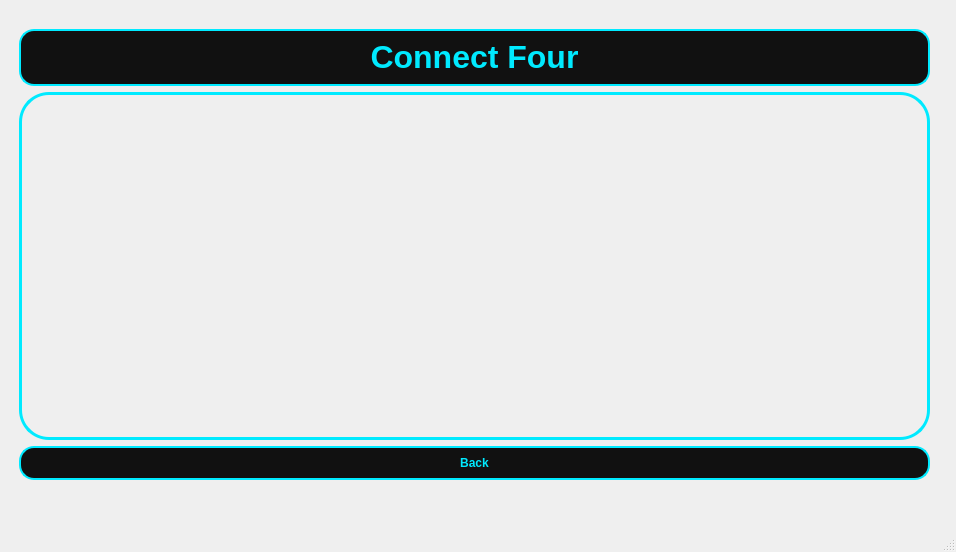
AMiR-Mofateh/PlotaGame, file mainwindow.ui: the form before one commit.
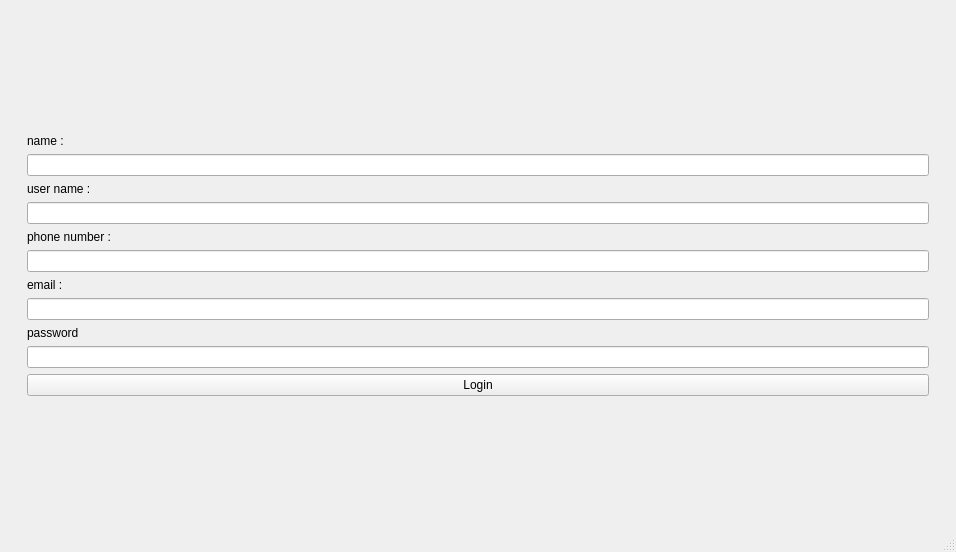
The form after the commit. The open tabs and pages were chosen to show the change.

Commit message: Add SignUp and Forgot Password pages and integrate with stacked navigation

```diff
--- a/mainwindow.ui
+++ b/mainwindow.ui
@@ -18,7 +18,7 @@
     <item row="0" column="0">
      <widget class="QStackedWidget" name="stackedWidget">
       <property name="currentIndex">
-       <number>3</number>
+       <number>1</number>
       </property>
       <widget class="QWidget" name="pageLogin">
        <widget class="QWidget" name="formContainer&#10;" native="true">
@@ -220,6 +220,69 @@
         </layout>
        </widget>
       </widget>
+      <widget class="QWidget" name="pageForget">
+       <layout class="QGridLayout" name="gridLayout_8">
+        <item row="0" column="0">
+         <widget class="QWidget" name="widget_3" native="true">
+          <layout class="QVBoxLayout" name="verticalLayout_6">
+           <item>
+            <spacer name="verticalSpacer_11">
+             <property name="orientation">
+              <enum>Qt::Orientation::Vertical</enum>
+             </property>
+             <property name="sizeHint" stdset="0">
+              <size>
+               <width>20</width>
+               <height>40</height>
+              </size>
+             </property>
+            </spacer>
+           </item>
+           <item>
+            <widget class="QLabel" name="label_13">
+             <property name="text">
+              <string>Enter your phone number :</string>
+             </property>
+            </widget>
+           </item>
+           <item>
+            <widget class="QLineEdit" name="lineEdit_6"/>
+           </item>
+           <item>
+            <widget class="QLabel" name="label_14">
+             <property name="text">
+              <string>Enter new password :</string>
+             </property>
+            </widget>
+           </item>
+           <item>
+            <widget class="QLineEdit" name="lineEdit_7"/>
+           </item>
+           <item>
+            <widget class="QPushButton" name="btnLoginAfterForget">
+             <property name="text">
+              <string>Login</string>
+             </property>
+            </widget>
+           </item>
+           <item>
+            <spacer name="verticalSpacer_12">
+             <property name="orientation">
+              <enum>Qt::Orientation::Vertical</enum>
+             </property>
+             <property name="sizeHint" stdset="0">
+              <size>
+               <width>20</width>
+               <height>40</height>
+              </size>
+             </property>
+            </spacer>
+           </item>
+          </layout>
+         </widget>
+        </item>
+       </layout>
+      </widget>
       <widget class="QWidget" name="pageMainMenu">
        <layout class="QVBoxLayout" name="verticalLayout_4">
         <item>
@@ -593,6 +656,108 @@
         </layout>
        </widget>
       </widget>
+      <widget class="QWidget" name="pageSignup">
+       <layout class="QGridLayout" name="gridLayout_7">
+        <item row="2" column="0">
+         <spacer name="verticalSpacer_9">
+          <property name="orientation">
+           <enum>Qt::Orientation::Vertical</enum>
+          </property>
+          <property name="sizeHint" stdset="0">
+           <size>
+            <width>20</width>
+            <height>40</height>
+           </size>
+          </property>
+         </spacer>
+        </item>
+        <item row="1" column="0">
+         <widget class="QWidget" name="widget_2" native="true">
+          <layout class="QVBoxLayout" name="verticalLayout_3">
+           <item>
+            <widget class="QLabel" name="label_8">
+             <property name="text">
+              <string>name :</string>
+             </property>
+            </widget>
+           </item>
+           <item>
+            <widget class="QLineEdit" name="textname"/>
+           </item>
+           <item>
+            <widget class="QLabel" name="label_9">
+             <property name="text">
+              <string>user name :</string>
+             </property>
+            </widget>
+           </item>
+           <item>
+            <widget class="QLineEdit" name="textid"/>
+           </item>
+           <item>
+            <widget class="QLabel" name="label_10">
+             <property name="text">
+              <string>phone number :</string>
+             </property>
+            </widget>
+           </item>
+           <item>
+            <widget class="QLineEdit" name="textphone"/>
+           </item>
+           <item>
+            <widget class="QLabel" name="label_11">
+             <property name="text">
+              <string>email :</string>
+             </property>
+            </widget>
+           </item>
+           <item>
+            <widget class="QLineEdit" name="textemail"/>
+           </item>
+           <item>
+            <widget class="QLabel" name="label_12">
+             <property name="text">
+              <string>password</string>
+             </property>
+            </widget>
+           </item>
+           <item>
+            <widget class="QLineEdit" name="textpass">
+             <property name="font">
+              <font>
+               <fontweight>Black</fontweight>
+              </font>
+             </property>
+             <property name="echoMode">
+              <enum>QLineEdit::EchoMode::Password</enum>
+             </property>
+            </widget>
+           </item>
+           <item>
+            <widget class="QPushButton" name="btnLoginAfterSignup">
+             <property name="text">
+              <string>Login</string>
+             </property>
+            </widget>
+           </item>
+          </layout>
+         </widget>
+        </item>
+        <item row="0" column="0">
+         <spacer name="verticalSpacer_10">
+          <property name="orientation">
+           <enum>Qt::Orientation::Vertical</enum>
+          </property>
+          <property name="sizeHint" stdset="0">
+           <size>
+            <width>20</width>
+            <height>40</height>
+           </size>
+          </property>
+         </spacer>
+        </item>
+       </layout>
+      </widget>
       <widget class="QWidget" name="pageOthelloBoard">
        <property name="styleSheet">
         <string notr="true">/* ===== PAGE BACKGROUND ===== */
```
The commit also changes 2 other files.
